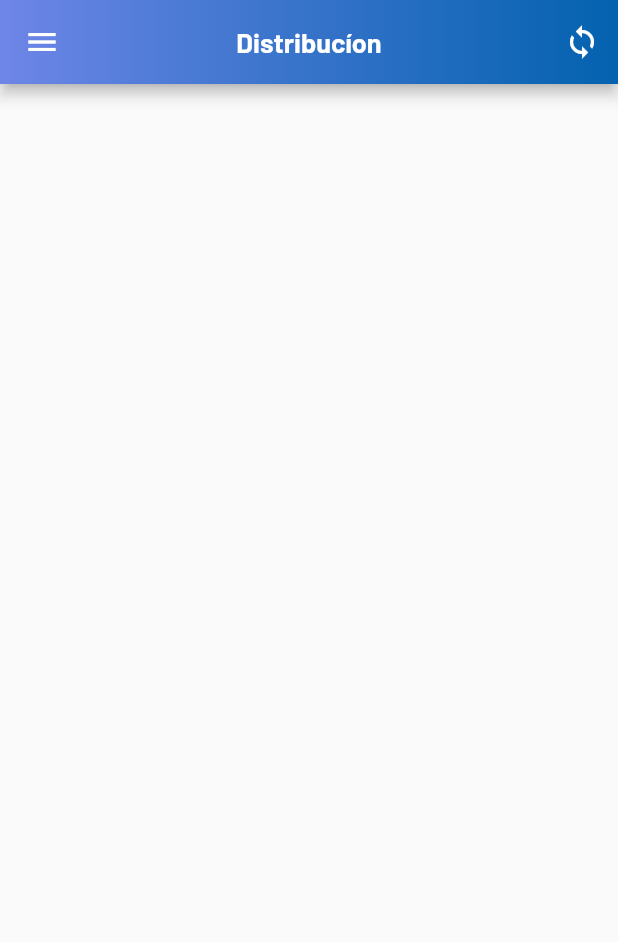
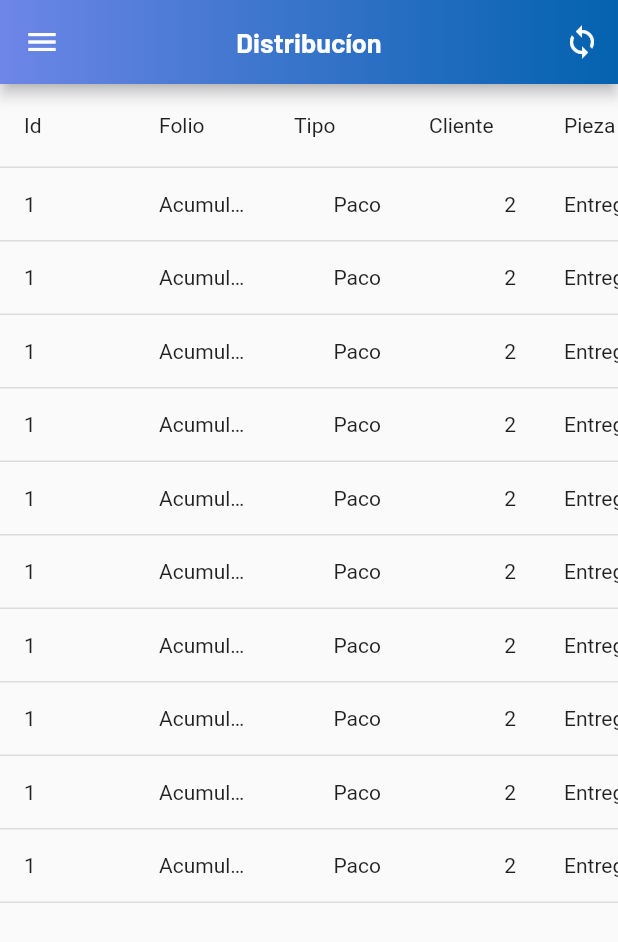
Before and after one commit to Cefz19/enrmax, a Flutter app: the Distribucion screen opened directly, on a phone screen of 412 x 824 dp. Shown: the top 942 px of the screen. Run offline on Flutter 3.47's test engine with Material 2 defaults, Android fonts, the phone set to English and light mode, and no system bars; drawn by our look-alikes of syncfusion_flutter_datagrid; our stand-ins replace curved_navigation_bar, google_maps_flutter.

Commit message:
Se cambio la pantalla de distribucion v9

```diff
--- a/Enermax/enermax_uno/lib/src/screens/distribucion.dart
+++ b/Enermax/enermax_uno/lib/src/screens/distribucion.dart
@@ -2,6 +2,7 @@ import 'package:flutter/material.dart';
 
 import '../widgets/animated_sync.dart';
 import 'package:enermax_uno/src/screens/paginas_screen.dart';
+import 'package:enermax_uno/src/widgets/tables_rows.dart';
 
 class Distribucion extends StatefulWidget {
   const Distribucion({Key? key}) : super(key: key);
@@ -64,7 +65,7 @@ class _DistribucionState extends State<Distribucion>
         ],
         centerTitle: true,
       ),
-      body: Table(),
+      body: const TablesRows(),
     );
   }
 }
--- /dev/null
+++ b/Enermax/enermax_uno/lib/src/widgets/tables_rows.dart
@@ -0,0 +1,165 @@
+import 'package:flutter/material.dart';
+import 'package:syncfusion_flutter_datagrid/datagrid.dart';
+
+class TablesRows extends StatefulWidget {
+  const TablesRows({Key? key}) : super(key: key);
+
+  @override
+  State<TablesRows> createState() => _TablesRowsState();
+}
+
+class _TablesRowsState extends State<TablesRows> {
+  List<Distribucion> _distribucion = <Distribucion>[];
+  late DistribucionDataGridSource _distribucionDataGridSource;
+
+  @override
+  void initState() {
+    super.initState();
+    _distribucion = getDistribucionData();
+    _distribucionDataGridSource =
+        DistribucionDataGridSource(distribuciones: _distribucion);
+  }
+
+  @override
+  Widget build(BuildContext context) {
+    return SafeArea(
+      child: Scaffold(
+        body: SfDataGrid(
+          source: _distribucionDataGridSource,
+          selectionMode: SelectionMode.multiple,
+          allowSorting: true,
+          columns: <GridColumn>[
+            GridColumn(
+                columnName: 'Id',
+                label: Container(
+                  padding: const EdgeInsets.symmetric(horizontal: 16.0),
+                  alignment: Alignment.centerLeft,
+                  child: const Text(
+                    'Id',
+                    overflow: TextOverflow.ellipsis,
+                  ),
+                )),
+            GridColumn(
+                columnName: 'Folio',
+                label: Container(
+                  padding: const EdgeInsets.symmetric(horizontal: 16.0),
+                  alignment: Alignment.centerLeft,
+                  child: const Text(
+                    'Folio',
+                    overflow: TextOverflow.ellipsis,
+                  ),
+                )),
+            GridColumn(
+                columnName: 'Tipo',
+                label: Container(
+                  padding: const EdgeInsets.symmetric(horizontal: 16.0),
+                  alignment: Alignment.centerLeft,
+                  child: const Text(
+                    'Tipo',
+                    overflow: TextOverflow.ellipsis,
+                  ),
+                )),
+            GridColumn(
+                columnName: 'Cliente',
+                label: Container(
+                  padding: const EdgeInsets.symmetric(horizontal: 16.0),
+                  alignment: Alignment.centerLeft,
+                  child: const Text(
+                    'Cliente',
+                    overflow: TextOverflow.ellipsis,
+                  ),
+                )),
+            GridColumn(
+                columnName: 'Pieza',
+                label: Container(
+                  padding: const EdgeInsets.symmetric(horizontal: 16.0),
+                  alignment: Alignment.centerLeft,
+                  child: const Text(
+                    'Pieza',
+                    overflow: TextOverflow.ellipsis,
+                  ),
+                )),
+            GridColumn(
+                columnName: 'Entregado',
+                label: Container(
+                  padding: const EdgeInsets.symmetric(horizontal: 16.0),
+                  alignment: Alignment.centerLeft,
+                  child: const Text(
+                    'Entregado',
+                    overflow: TextOverflow.ellipsis,
+                  ),
+                )),
+          ],
+        ),
+      ),
+    );
+  }
+
+  List<Distribucion> getDistribucionData() {
+    return <Distribucion>[
+      Distribucion(001, 'Acumulator', 'Paco', 002, 'Entregado'),
+      Distribucion(001, 'Acumulator', 'Paco', 002, 'Entregado'),
+      Distribucion(001, 'Acumulator', 'Paco', 002, 'Entregado'),
+      Distribucion(001, 'Acumulator', 'Paco', 002, 'Entregado'),
+      Distribucion(001, 'Acumulator', 'Paco', 002, 'Entregado'),
+      Distribucion(001, 'Acumulator', 'Paco', 002, 'Entregado'),
+      Distribucion(001, 'Acumulator', 'Paco', 002, 'Entregado'),
+      Distribucion(001, 'Acumulator', 'Paco', 002, 'Entregado'),
+      Distribucion(001, 'Acumulator', 'Paco', 002, 'Entregado'),
+      Distribucion(001, 'Acumulator', 'Paco', 002, 'Entregado'),
+    ];
+  }
+}
+
+class DistribucionDataGridSource extends DataGridSource {
+  DistribucionDataGridSource({required List<Distribucion> distribuciones}) {
+    dataGridRows = distribuciones
+        .map<DataGridRow>((dataGridRow) => DataGridRow(cells: [
+              DataGridCell<int>(columnName: 'id', value: dataGridRow.folio),
+              DataGridCell<String>(columnName: 'tipo', value: dataGridRow.tipo),
+              DataGridCell<String>(
+                  columnName: 'cliente', value: dataGridRow.cliente),
+              DataGridCell<int>(columnName: 'pieza', value: dataGridRow.pieza),
+              DataGridCell<String>(
+                  columnName: 'entregado', value: dataGridRow.entregado),
+            ]))
+        .toList();
+  }
+  List<DataGridRow> dataGridRows = <DataGridRow>[];
+
+  @override
+  List<DataGridRow> get rows => dataGridRows;
+
+  @override
+  DataGridRowAdapter buildRow(DataGridRow row) {
+    return DataGridRowAdapter(
+        cells: row.getCells().map<Widget>((dataGridCell) {
+      return Container(
+        padding: const EdgeInsets.symmetric(horizontal: 16.0),
+        alignment: (dataGridCell.columnName == 'id' ||
+                dataGridCell.columnName == 'entregado')
+            ? Alignment.centerLeft
+            : Alignment.centerRight,
+        child: Text(
+          dataGridCell.value.toString(),
+          overflow: TextOverflow.ellipsis,
+        ),
+      );
+    }).toList());
+  }
+}
+
+class Distribucion {
+  Distribucion(
+    this.folio,
+    this.tipo,
+    this.cliente,
+    this.pieza,
+    this.entregado,
+  );
+  final int folio;
+  final String tipo;
+  final String cliente;
+  final int pieza;
+  final String entregado;
+}
--- a/Enermax/enermax_uno/pubspec.yaml
+++ b/Enermax/enermax_uno/pubspec.yaml
@@ -32,8 +32,8 @@ dependencies:
   flutter:
     sdk: flutter
   curved_navigation_bar: ^1.0.3
-
-
+  path_provider: ^2.0.11
+  open_file: ^3.2.1
   # The following adds the Cupertino Icons font to your application.
   # Use with the CupertinoIcons class for iOS style icons.
   cupertino_icons: ^1.0.2
```
Also changed, not shown: Enermax/enermax_uno/assets/raw/mJson.json (deleted, +0 -42 lines), Enermax/enermax_uno/lib/src/widgets/columns_rows.dart (deleted, +0 -22 lines), Enermax/enermax_uno/lib/src/widgets/tables.dart (deleted, +0 -65 lines), Enermax/enermax_uno/pubspec.lock, 1 other file.
